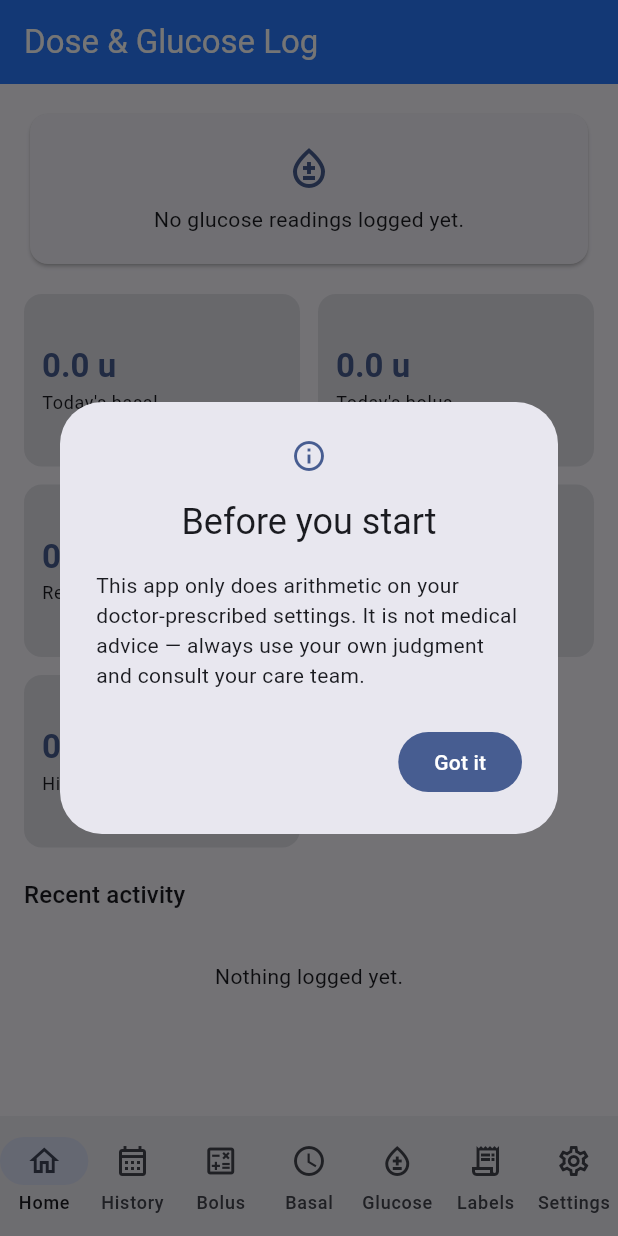
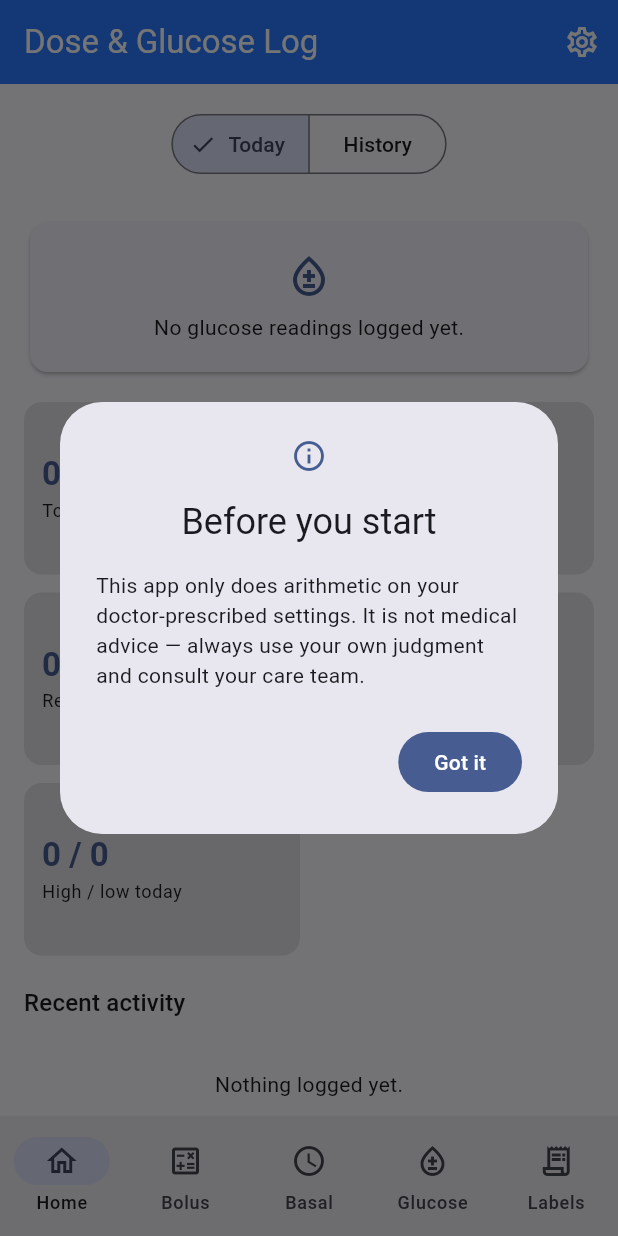
Before and after one commit to jaredkees04-png/diabetes, a Flutter app: the screen it shows after launch, on a phone screen of 412 x 824 dp. Run offline on Flutter 3.47's test engine with Material 3 defaults, Android fonts, the phone set to English and light mode, and no system bars; our stand-ins replace flutter_riverpod, image_picker, shared_preferences, sqflite, sqflite_common_ffi_web, web; missing offline and left inert: dart:js_interop; accounts and stored records are empty.

Commit message:
Merge History into Home tab, move Settings to an app bar icon
Bottom nav was getting crowded at seven tabs. Now:

- Home tab has a Today/History toggle at the top instead of History
  being its own tab — "Today" is the existing dashboard, "History" is
  the existing day/week/month browsing, unchanged otherwise.
- Settings moves out of the bottom nav entirely, into a gear icon in the
  top-right of the app bar (pushed as its own screen, no more label).

Bottom nav is now five tabs: Home, Bolus, Basal, Glucose, Labels.

Co-Authored-By: Claude Sonnet 5 <noreply@anthropic.com>
Claude-Session: https://claude.ai/code/session_012iYgXnDVRQ266esQSzZ2EM

```diff
--- a/lib/app/home_shell.dart
+++ b/lib/app/home_shell.dart
@@ -4,7 +4,6 @@ import '../features/basal/basal_screen.dart';
 import '../features/bolus/bolus_screen.dart';
 import '../features/food_label/food_label_list_screen.dart';
 import '../features/glucose/glucose_screen.dart';
-import '../features/history/history_screen.dart';
 import '../features/home/home_screen.dart';
 import '../features/settings/settings_screen.dart';
 import '../widgets/disclaimer_banner.dart';
@@ -21,12 +20,10 @@ class _HomeShellState extends State<HomeShell> {
 
   static const _screens = [
     HomeScreen(),
-    HistoryScreen(),
     BolusScreen(),
     BasalScreen(),
     GlucoseScreen(),
     FoodLabelListScreen(),
-    SettingsScreen(),
   ];
 
   @override
@@ -37,22 +34,40 @@ class _HomeShellState extends State<HomeShell> {
     });
   }
 
+  void _openSettings() {
+    Navigator.of(context).push(
+      MaterialPageRoute(
+        builder: (_) => Scaffold(
+          appBar: AppBar(title: const Text('Settings')),
+          body: const SettingsScreen(),
+        ),
+      ),
+    );
+  }
+
   @override
   Widget build(BuildContext context) {
     return Scaffold(
-      appBar: AppBar(title: const Text('Dose & Glucose Log')),
+      appBar: AppBar(
+        title: const Text('Dose & Glucose Log'),
+        actions: [
+          IconButton(
+            icon: const Icon(Icons.settings_outlined),
+            tooltip: 'Settings',
+            onPressed: _openSettings,
+          ),
+        ],
+      ),
       body: IndexedStack(index: _tabIndex, children: _screens),
       bottomNavigationBar: NavigationBar(
         selectedIndex: _tabIndex,
         onDestinationSelected: (index) => setState(() => _tabIndex = index),
         destinations: const [
           NavigationDestination(icon: Icon(Icons.home_outlined), label: 'Home'),
-          NavigationDestination(icon: Icon(Icons.calendar_month_outlined), label: 'History'),
           NavigationDestination(icon: Icon(Icons.calculate_outlined), label: 'Bolus'),
           NavigationDestination(icon: Icon(Icons.schedule_outlined), label: 'Basal'),
           NavigationDestination(icon: Icon(Icons.bloodtype_outlined), label: 'Glucose'),
           NavigationDestination(icon: Icon(Icons.receipt_long_outlined), label: 'Labels'),
-          NavigationDestination(icon: Icon(Icons.settings_outlined), label: 'Settings'),
         ],
       ),
     );
--- a/lib/features/home/home_screen.dart
+++ b/lib/features/home/home_screen.dart
@@ -11,11 +11,52 @@ import '../../domain/models/glucose_entry.dart';
 import '../../domain/services/dashboard_stats_calculator.dart';
 import '../../widgets/activity_tile.dart';
 import '../../widgets/stat_tile.dart';
+import '../history/history_screen.dart';
 
 const _calculator = DashboardStatsCalculator();
 
-class HomeScreen extends ConsumerWidget {
+/// The Home tab: a "Today" quick-glance dashboard, with a toggle at the
+/// top to switch to the History tab's day/week/month browsing without
+/// needing its own slot in the bottom nav.
+class HomeScreen extends StatefulWidget {
   const HomeScreen({super.key});
+
+  @override
+  State<HomeScreen> createState() => _HomeScreenState();
+}
+
+class _HomeScreenState extends State<HomeScreen> {
+  bool _showHistory = false;
+
+  @override
+  Widget build(BuildContext context) {
+    return Column(
+      children: [
+        Padding(
+          padding: const EdgeInsets.fromLTRB(16, 16, 16, 8),
+          child: SegmentedButton<bool>(
+            segments: const [
+              ButtonSegment(value: false, label: Text('Today')),
+              ButtonSegment(value: true, label: Text('History')),
+            ],
+            selected: {_showHistory},
+            onSelectionChanged: (selection) =>
+                setState(() => _showHistory = selection.first),
+          ),
+        ),
+        Expanded(
+          child: IndexedStack(
+            index: _showHistory ? 1 : 0,
+            children: const [_TodayView(), HistoryScreen()],
+          ),
+        ),
+      ],
+    );
+  }
+}
+
+class _TodayView extends ConsumerWidget {
+  const _TodayView();
 
   @override
   Widget build(BuildContext context, WidgetRef ref) {
```
Also changed, not shown: 2 other files.
